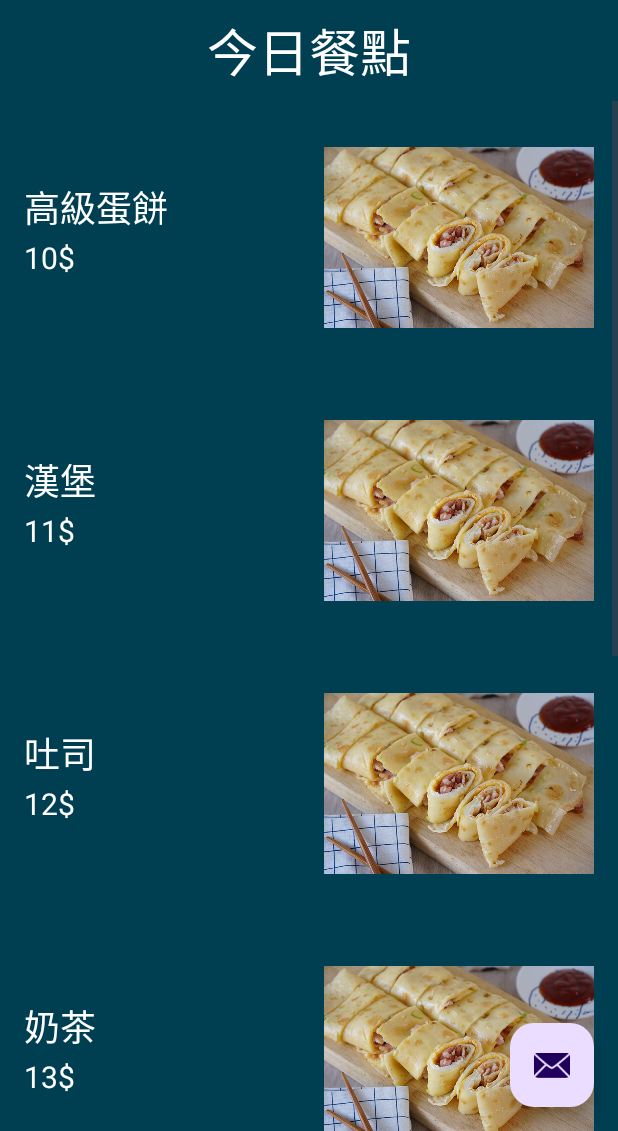
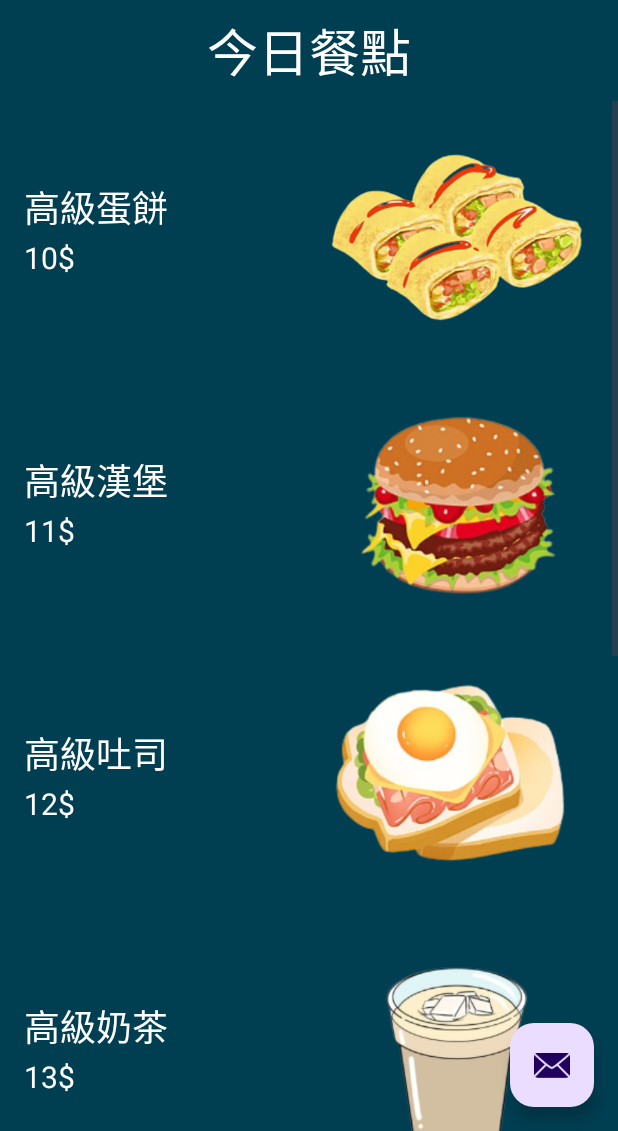
Before and after one commit to jamesD33064/KEBUKE-Psyduck, an Android app: the FoodListActivity screen opened directly, with no data from a screen before it, on a phone screen of 412 x 824 dp, the part 105-1236 px from its top. Run offline under Robolectric (Android 15) with nearby library versions, the phone set to English and light mode, and no system bars; our stand-ins replace navigation-ui.

Commit message:
#81 新增動態更新圖片功能

```diff
--- a/App/app/src/main/java/fcu/app/kebukepsyduck/DatabaseHandler.java
+++ b/App/app/src/main/java/fcu/app/kebukepsyduck/DatabaseHandler.java
@@ -127,7 +127,7 @@ public class DatabaseHandler {
     //    ----------------------- For CART -----------------------
     public Cursor getAllCartItem(String phone) {
         Cursor cursor = database.rawQuery("SELECT * FROM Cart Where phone=" + phone + " AND date == \"\"", null);
-        Toast.makeText(activity, cursor.getCount()+"is added", Toast.LENGTH_SHORT).show();
+//        Toast.makeText(activity, cursor.getCount()+"is added", Toast.LENGTH_SHORT).show();
         return cursor;
     }
 
--- a/App/app/src/main/java/fcu/app/kebukepsyduck/ProductActivity.java
+++ b/App/app/src/main/java/fcu/app/kebukepsyduck/ProductActivity.java
@@ -7,6 +7,7 @@ import android.content.SharedPreferences;
 import android.os.Bundle;
 import android.view.View;
 import android.widget.Button;
+import android.widget.ImageView;
 import android.widget.TextView;
 import android.widget.Toast;
 
@@ -16,6 +17,7 @@ public class ProductActivity extends AppCompatActivity {
     private TextView tv_FoodPrice;
 
     private TextView tv_item_quantity;
+    private ImageView iv_product_detail_img;
     private Button btn_sub;
     private Button btn_add;
     private Button btn_add2cart;
@@ -28,12 +30,15 @@ public class ProductActivity extends AppCompatActivity {
 
         tv_FoodName = findViewById(R.id.product_detail_name);
         tv_FoodPrice = findViewById(R.id.product_detail_price);
+        iv_product_detail_img = findViewById(R.id.product_detail_img);
 
         String FoodName = getIntent().getExtras().getString("FoodName");
         String FoodPricefromintent = getIntent().getExtras().getString("FoodPrice");
+        int FoodImgfromintent = getIntent().getExtras().getInt("FoodImg");
         String FoodPrice = FoodPricefromintent.substring(0, FoodPricefromintent.length()-1);
         tv_FoodName.setText(FoodName);
         tv_FoodPrice.setText(FoodPrice+"$");
+        iv_product_detail_img.setImageResource(FoodImgfromintent);
 
         db = new DatabaseHandler(this);
         db.open();
--- a/App/app/src/main/res/layout/activity_food_list.xml
+++ b/App/app/src/main/res/layout/activity_food_list.xml
@@ -59,7 +59,7 @@
                 android:layout_height="wrap_content"
                 android:layout_marginRight="16dp"
                 android:layout_marginLeft="16dp"
-                app:imgSrc="@drawable/breakfast_eggcake"
+                app:imgSrc="@drawable/eggcake"
                 app:textName="高級蛋餅"
                 app:textPrice="10" />
             <fcu.app.kebukepsyduck.component_FoodItem
@@ -68,8 +68,8 @@
                 android:layout_height="wrap_content"
                 android:layout_marginRight="16dp"
                 android:layout_marginLeft="16dp"
-                app:imgSrc="@drawable/breakfast_eggcake"
-                app:textName="漢堡"
+                app:imgSrc="@drawable/burger"
+                app:textName="高級漢堡"
                 app:textPrice="11" />
             <fcu.app.kebukepsyduck.component_FoodItem
                 android:id="@+id/FoodItem_3"
@@ -77,8 +77,8 @@
                 android:layout_height="wrap_content"
                 android:layout_marginRight="16dp"
                 android:layout_marginLeft="16dp"
-                app:imgSrc="@drawable/breakfast_eggcake"
-                app:textName="吐司"
+                app:imgSrc="@drawable/toast"
+                app:textName="高級吐司"
                 app:textPrice="12" />
             <fcu.app.kebukepsyduck.component_FoodItem
                 android:id="@+id/FoodItem_4"
@@ -86,8 +86,8 @@
                 android:layout_height="wrap_content"
                 android:layout_marginRight="16dp"
                 android:layout_marginLeft="16dp"
-                app:imgSrc="@drawable/breakfast_eggcake"
-                app:textName="奶茶"
+                app:imgSrc="@drawable/milktea"
+                app:textName="高級奶茶"
                 app:textPrice="13" />
             <fcu.app.kebukepsyduck.component_FoodItem
                 android:id="@+id/FoodItem_5"
@@ -95,8 +95,8 @@
                 android:layout_height="wrap_content"
                 android:layout_marginRight="16dp"
                 android:layout_marginLeft="16dp"
-                app:imgSrc="@drawable/breakfast_eggcake"
-                app:textName="奶茶"
+                app:imgSrc="@drawable/coffee"
+                app:textName="咖啡"
                 app:textPrice="14" />
             <fcu.app.kebukepsyduck.component_FoodItem
                 android:id="@+id/FoodItem_6"
@@ -104,8 +104,8 @@
                 android:layout_height="wrap_content"
                 android:layout_marginRight="16dp"
                 android:layout_marginLeft="16dp"
-                app:imgSrc="@drawable/breakfast_eggcake"
-                app:textName="奶茶"
+                app:imgSrc="@drawable/noodle"
+                app:textName="炒麵"
                 app:textPrice="15" />
             <fcu.app.kebukepsyduck.component_FoodItem
                 android:id="@+id/FoodItem_7"
@@ -113,8 +113,8 @@
                 android:layout_height="wrap_content"
                 android:layout_marginRight="16dp"
                 android:layout_marginLeft="16dp"
-                app:imgSrc="@drawable/breakfast_eggcake"
-                app:textName="奶茶"
+                app:imgSrc="@drawable/blacktea"
+                app:textName="紅茶"
                 app:textPrice="16" />
 
         </LinearLayout>
--- a/App/app/src/main/res/layout/cart_fooditem_layout.xml
+++ b/App/app/src/main/res/layout/cart_fooditem_layout.xml
@@ -6,7 +6,7 @@
     android:layout_height="wrap_content">
 
     <LinearLayout
-        android:layout_width="wrap_content"
+        android:layout_width="match_parent"
         android:layout_height="wrap_content"
         android:layout_marginTop="8dp"
         android:layout_marginBottom="8dp"
@@ -14,7 +14,7 @@
         <ImageView
             android:id="@+id/iv_foodimg"
             android:layout_width="0dp"
-            android:layout_height="wrap_content"
+            android:layout_height="150dp"
             android:layout_weight="1"
             android:adjustViewBounds="true"
             android:scaleType="fitCenter"
```
Also changed, not shown: App/app/src/main/java/fcu/app/kebukepsyduck/CartActivity.java (+50 -6 lines), App/app/src/main/java/fcu/app/kebukepsyduck/FoodListActivity.java (+35 -7 lines), App/app/src/main/res/drawable/blacktea.png (added), App/app/src/main/res/drawable/burger.png (added), App/app/src/main/res/drawable/coffee.png (added), App/app/src/main/res/drawable/eggcake.png (added), App/app/src/main/res/drawable/milktea.png (added), App/app/src/main/res/drawable/noodle.png (added), App/app/src/main/res/drawable/toast.png (added).
